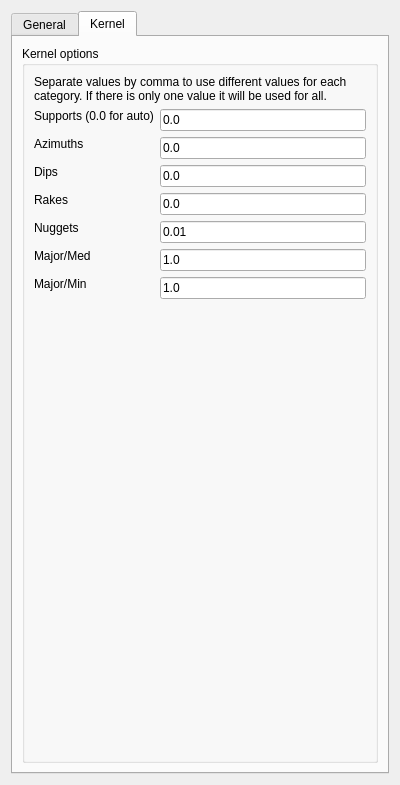
Qt form ui/data_conditioning_uncertainty.ui (robertorolo/LPM-Geomod_Suite) before a commit.
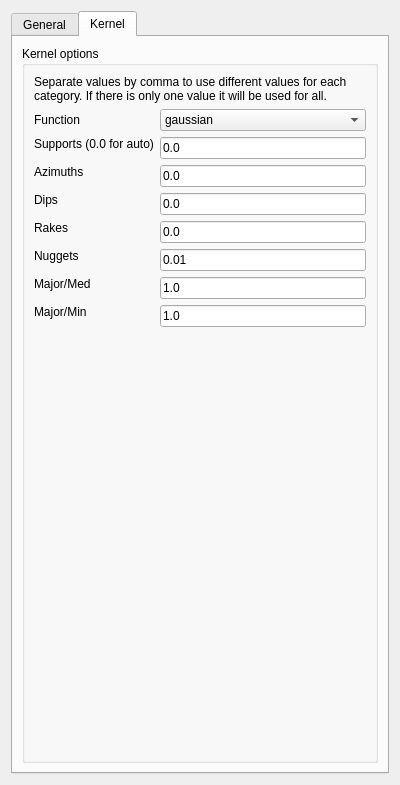
The same form after that commit. The open tabs and pages were chosen to show the change. Custom widgets are drawn as their Qt base class.

What changed in the file:
```diff
--- a/ui/data_conditioning_uncertainty.ui
+++ b/ui/data_conditioning_uncertainty.ui
@@ -180,105 +180,105 @@
           <string>Kernel options</string>
          </property>
          <layout class="QGridLayout" name="gridLayout_4">
-          <item row="1" column="0">
+          <item row="2" column="0">
            <widget class="QLabel" name="label_9">
             <property name="text">
              <string>Supports (0.0 for auto)</string>
             </property>
            </widget>
           </item>
-          <item row="1" column="1" rowspan="2">
+          <item row="2" column="1" rowspan="2">
            <widget class="QLineEdit" name="lineEdit_5">
             <property name="text">
              <string>0.0</string>
             </property>
            </widget>
           </item>
-          <item row="3" column="0">
+          <item row="4" column="0">
            <widget class="QLabel" name="label_6">
             <property name="text">
              <string>Azimuths</string>
             </property>
            </widget>
           </item>
-          <item row="3" column="1" rowspan="2">
+          <item row="4" column="1" rowspan="2">
            <widget class="QLineEdit" name="lineEdit_2">
             <property name="text">
              <string>0.0</string>
             </property>
            </widget>
           </item>
-          <item row="5" column="0">
+          <item row="6" column="0">
            <widget class="QLabel" name="label_7">
             <property name="text">
              <string>Dips</string>
             </property>
            </widget>
           </item>
-          <item row="5" column="1" rowspan="2">
+          <item row="6" column="1" rowspan="2">
            <widget class="QLineEdit" name="lineEdit_3">
             <property name="text">
              <string>0.0</string>
             </property>
            </widget>
           </item>
-          <item row="7" column="0">
+          <item row="8" column="0">
            <widget class="QLabel" name="label_8">
             <property name="text">
              <string>Rakes</string>
             </property>
            </widget>
           </item>
-          <item row="7" column="1" rowspan="2">
+          <item row="8" column="1" rowspan="2">
            <widget class="QLineEdit" name="lineEdit_4">
             <property name="text">
              <string>0.0</string>
             </property>
            </widget>
           </item>
-          <item row="9" column="0">
+          <item row="10" column="0">
            <widget class="QLabel" name="label_10">
             <property name="text">
              <string>Nuggets</string>
             </property>
            </widget>
           </item>
-          <item row="9" column="1" rowspan="2">
+          <item row="10" column="1" rowspan="2">
            <widget class="QLineEdit" name="lineEdit_6">
             <property name="text">
              <string>0.01</string>
             </property>
            </widget>
           </item>
-          <item row="11" column="0">
+          <item row="12" column="0">
            <widget class="QLabel" name="label_11">
             <property name="text">
              <string>Major/Med</string>
             </property>
            </widget>
           </item>
-          <item row="11" column="1" rowspan="2">
+          <item row="12" column="1" rowspan="2">
            <widget class="QLineEdit" name="lineEdit_7">
             <property name="text">
              <string>1.0</string>
             </property>
            </widget>
           </item>
-          <item row="13" column="0">
+          <item row="14" column="0">
            <widget class="QLabel" name="label_12">
             <property name="text">
              <string>Major/Min</string>
             </property>
            </widget>
           </item>
-          <item row="13" column="1" rowspan="2">
+          <item row="14" column="1" rowspan="2">
            <widget class="QLineEdit" name="lineEdit_8">
             <property name="text">
              <string>1.0</string>
             </property>
            </widget>
           </item>
-          <item row="15" column="1">
+          <item row="16" column="1">
            <spacer name="verticalSpacer_2">
             <property name="orientation">
              <enum>Qt::Vertical</enum>
@@ -301,6 +301,27 @@
             </property>
            </widget>
           </item>
+          <item row="1" column="1">
+           <widget class="QComboBox" name="comboBox">
+            <item>
+             <property name="text">
+              <string>gaussian</string>
+             </property>
+            </item>
+            <item>
+             <property name="text">
+              <string>spherical</string>
+             </property>
+            </item>
+           </widget>
+          </item>
+          <item row="1" column="0">
+           <widget class="QLabel" name="label_2">
+            <property name="text">
+             <string>Function</string>
+            </property>
+           </widget>
+          </item>
          </layout>
         </widget>
        </item>
```
